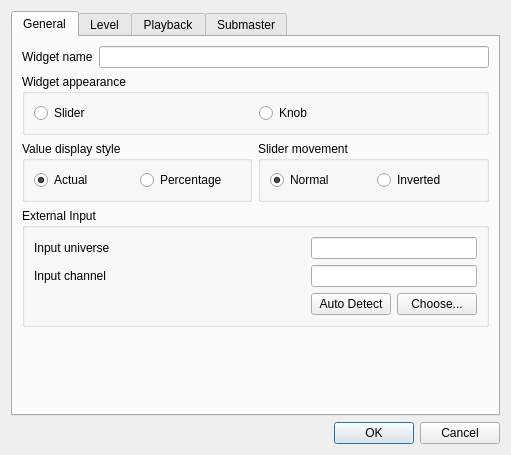
Old version of the form ui/src/virtualconsole/vcsliderproperties.ui in the repository mcallegari/qlcplus.
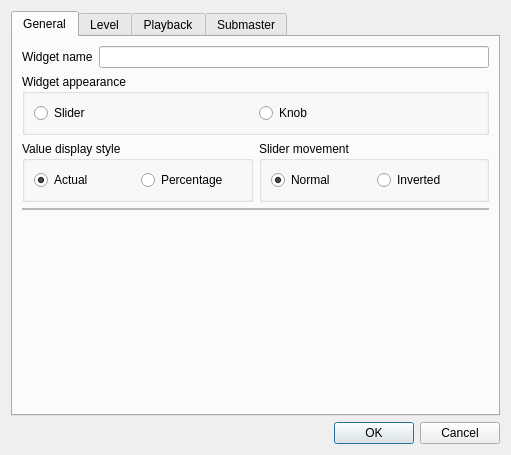
New version of the form. Icons and pictures are not drawn.

Commit message: VC/Slider: use the new InputSelectionWidget

```diff
--- a/ui/src/virtualconsole/vcsliderproperties.ui
+++ b/ui/src/virtualconsole/vcsliderproperties.ui
@@ -103,85 +103,6 @@
          </layout>
         </widget>
        </item>
-       <item row="4" column="0" colspan="2">
-        <widget class="QGroupBox" name="m_externalInputGroup">
-         <property name="title">
-          <string>External Input</string>
-         </property>
-         <layout class="QGridLayout" name="gridLayout">
-          <item row="0" column="0">
-           <widget class="QLabel" name="m_inputUniverseLabel">
-            <property name="text">
-             <string>Input universe</string>
-            </property>
-           </widget>
-          </item>
-          <item row="0" column="1" colspan="2">
-           <widget class="QLineEdit" name="m_inputUniverseEdit">
-            <property name="toolTip">
-             <string>The input universe that sends data to this widget</string>
-            </property>
-            <property name="readOnly">
-             <bool>true</bool>
-            </property>
-           </widget>
-          </item>
-          <item row="1" column="0">
-           <widget class="QLabel" name="m_inputChannelLabel">
-            <property name="text">
-             <string>Input channel</string>
-            </property>
-           </widget>
-          </item>
-          <item row="1" column="1" colspan="2">
-           <widget class="QLineEdit" name="m_inputChannelEdit">
-            <property name="toolTip">
-             <string>The particular input channel within the input universe that sends data to this widget</string>
-            </property>
-            <property name="readOnly">
-             <bool>true</bool>
-            </property>
-           </widget>
-          </item>
-          <item row="2" column="0">
-           <spacer name="horizontalSpacer">
-            <property name="orientation">
-             <enum>Qt::Horizontal</enum>
-            </property>
-            <property name="sizeHint" stdset="0">
-             <size>
-              <width>298</width>
-              <height>20</height>
-             </size>
-            </property>
-           </spacer>
-          </item>
-          <item row="2" column="2">
-           <widget class="QPushButton" name="m_chooseInputButton">
-            <property name="toolTip">
-             <string>Choose an external input universe &amp; channel that this widget should listen to</string>
-            </property>
-            <property name="text">
-             <string>Choose...</string>
-            </property>
-           </widget>
-          </item>
-          <item row="2" column="1">
-           <widget class="QPushButton" name="m_autoDetectInputButton">
-            <property name="toolTip">
-             <string>When toggled, you can move an external slider/knob to assign it to this virtual console slider.</string>
-            </property>
-            <property name="text">
-             <string>Auto Detect</string>
-            </property>
-            <property name="checkable">
-             <bool>true</bool>
-            </property>
-           </widget>
-          </item>
-         </layout>
-        </widget>
-       </item>
        <item row="5" column="0" colspan="2">
         <spacer>
          <property name="orientation">
@@ -238,6 +159,33 @@
          </layout>
         </widget>
        </item>
+       <item row="4" column="0" colspan="2">
+        <widget class="QFrame" name="frame">
+         <property name="frameShape">
+          <enum>QFrame::StyledPanel</enum>
+         </property>
+         <property name="frameShadow">
+          <enum>QFrame::Raised</enum>
+         </property>
+         <layout class="QVBoxLayout" name="verticalLayout_14">
+          <property name="leftMargin">
+           <number>0</number>
+          </property>
+          <property name="topMargin">
+           <number>0</number>
+          </property>
+          <property name="rightMargin">
+           <number>0</number>
+          </property>
+          <property name="bottomMargin">
+           <number>0</number>
+          </property>
+          <item>
+           <layout class="QVBoxLayout" name="m_extControlLayout"/>
+          </item>
+         </layout>
+        </widget>
+       </item>
       </layout>
      </widget>
      <widget class="QWidget" name="Level">
```
The commit also changes 3 other files.
